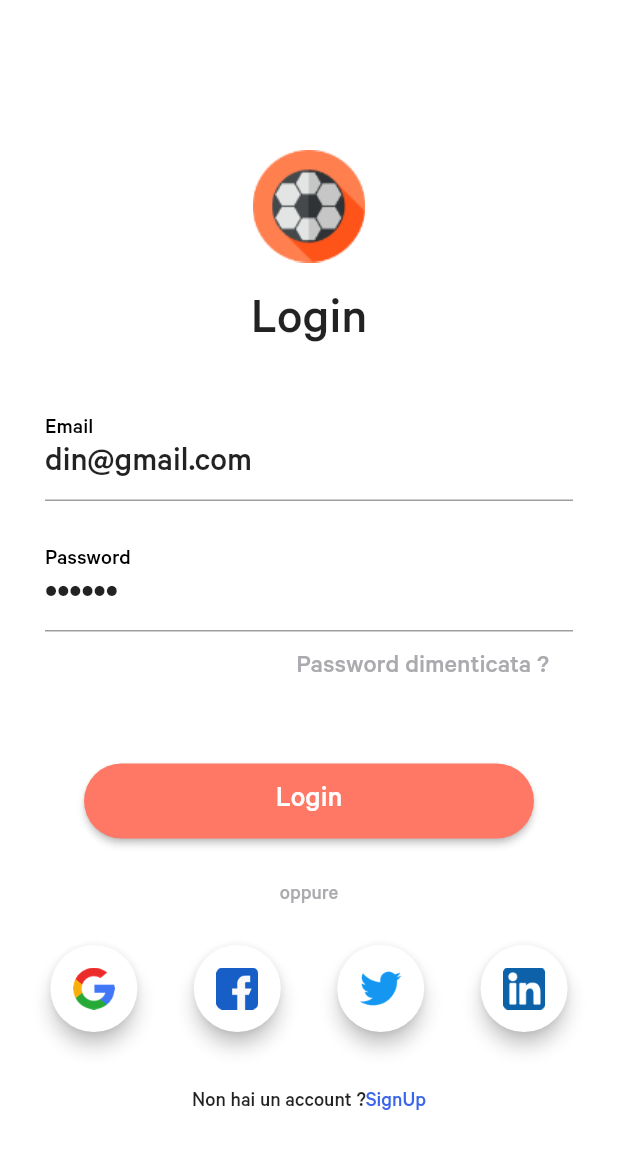
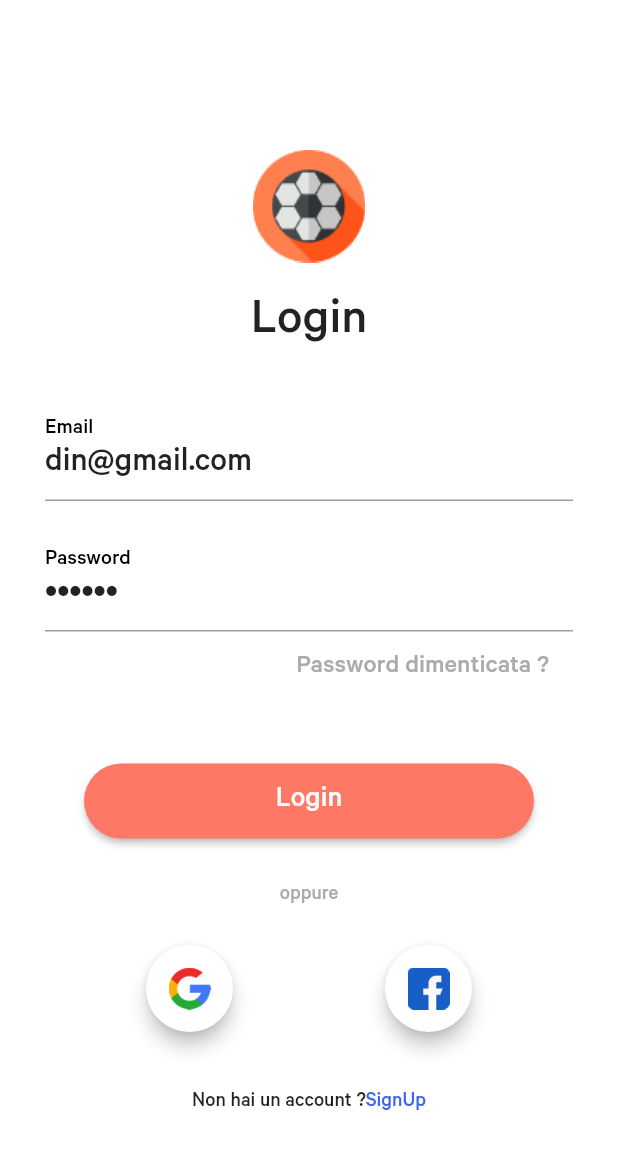
Before and after one commit to theshivamlko/Flutter_PolyLines, a Flutter app: the screen it shows after launch, on a phone screen of 412 x 824 dp. Shown: the top 1149 px of the screen. Run offline on Flutter 3.47's test engine with Material 2 defaults, Android fonts, the phone set to English and light mode, and no system bars; our stand-ins replace dio, firebase_auth, fluttertoast, google_maps_flutter, google_sign_in, rxdart and 1 more; missing offline and left inert: flutter_facebook_login; accounts and stored records are empty.

```diff
--- a/lib/screens/Login.dart
+++ b/lib/screens/Login.dart
@@ -149,39 +149,14 @@ class _LoginState extends State<Login> {
                         fbLogin();
                       },
                     ),
-                    GestureDetector(
-                      child: Card(
-                          elevation: 5,
-                          shape: RoundedRectangleBorder(
-                              borderRadius: BorderRadius.circular(100)),
-                          child: Padding(
-                            padding: const EdgeInsets.all(15.0),
-                            child: Image.asset(
-                              "assets/images/twitter.png",
-                              scale: 2,
-                            ),
-                          )),
-                      onTap: () {},
-                    ),
-                    GestureDetector(
-                      child: Card(
-                          elevation: 5,
-                          shape: RoundedRectangleBorder(
-                              borderRadius: BorderRadius.circular(100)),
-                          child: Padding(
-                            padding: const EdgeInsets.all(15.0),
-                            child: Image.asset(
-                              "assets/images/linked.png",
-                              scale: 2,
-                            ),
-                          )),
-                      onTap: () {},
-                    ),
+
                   ],
                 ),
               ),
               FlatButton(
-                  onPressed: () {},
+                  onPressed: () {
+
+                  },
                   child: Row(
                     mainAxisAlignment: MainAxisAlignment.center,
                     children: <Widget>[
```
